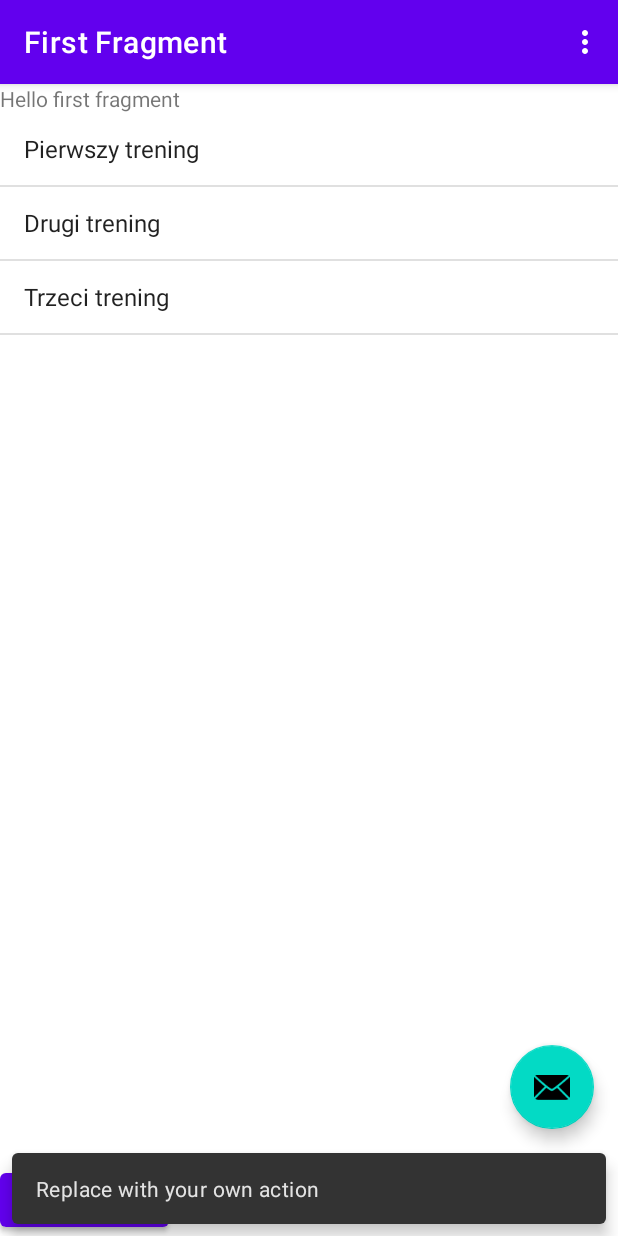
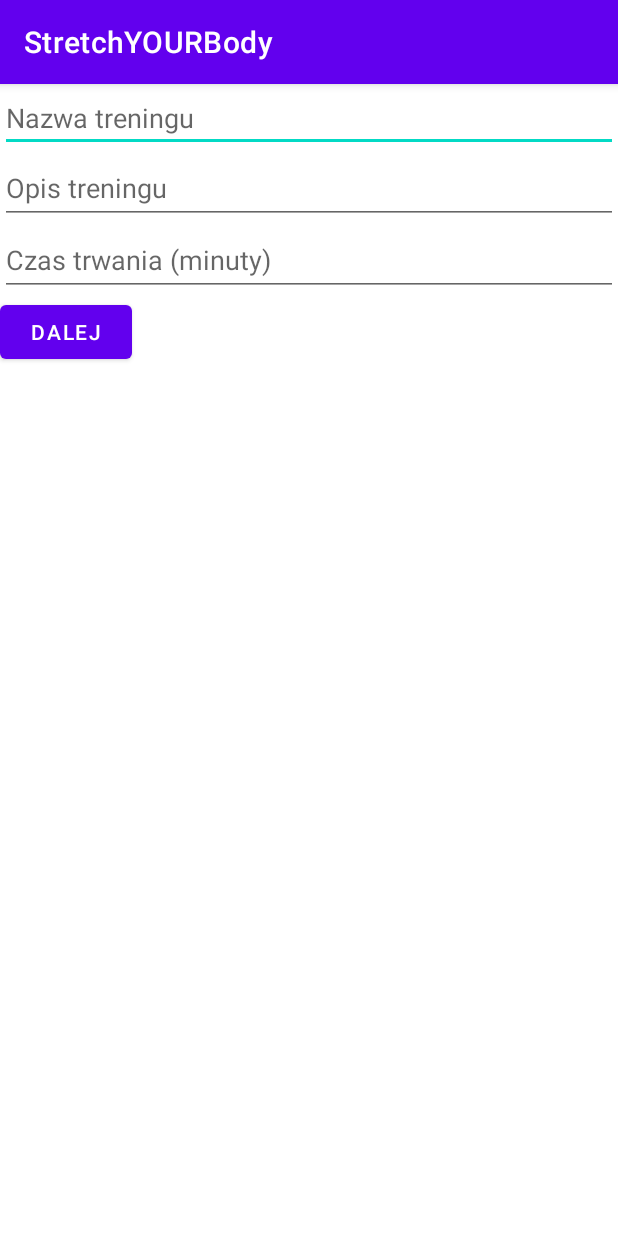
Before and after one commit to buchwaldagata/StretchYOURBody, an Android app: the MainActivity screen opened directly, with no data from a screen before it, after a tap on "Hello first fragment", on a phone screen of 412 x 824 dp. Run offline under Robolectric (Android 15) with nearby library versions, the phone set to English and light mode, and no system bars; our stand-ins replace navigation-ui.

Commit message:
Dodawanie treningu

```diff
--- a/app/src/main/AndroidManifest.xml
+++ b/app/src/main/AndroidManifest.xml
@@ -27,6 +27,12 @@
             android:name=".TrainingStartActivity"
             android:exported="false" />
         <activity
+            android:name=".AddTrainingActivity"
+            android:exported="false" />
+        <activity
+            android:name=".AddExercisesToTrainingActivity"
+            android:exported="false" />
+        <activity
             android:name=".MainActivity"
             android:exported="true"
             android:label="@string/app_name"
--- /dev/null
+++ b/app/src/main/java/com/example/stretchyourbody/AddTrainingActivity.kt
@@ -0,0 +1,42 @@
+package com.example.stretchyourbody
+
+import androidx.appcompat.app.AppCompatActivity
+
+import android.content.Intent
+import android.os.Bundle
+import android.widget.Button
+import android.widget.EditText
+
+
+class AddTrainingActivity : AppCompatActivity() {
+
+    private lateinit var editTextName: EditText
+    private lateinit var editTextDescription: EditText
+    private lateinit var editTextDuration: EditText
+
+    override fun onCreate(savedInstanceState: Bundle?) {
+        super.onCreate(savedInstanceState)
+        setContentView(R.layout.activity_add_training)
+
+        editTextName = findViewById(R.id.editTextName)
+        editTextDescription = findViewById(R.id.editTextDescription)
+        editTextDuration = findViewById(R.id.editTextDuration)
+
+        val buttonNext = findViewById<Button>(R.id.buttonNext)
+        buttonNext.setOnClickListener {
+            openAddExercisesActivity()
+        }
+    }
+
+    private fun openAddExercisesActivity() {
+        val name = editTextName.text.toString()
+        val description = editTextDescription.text.toString()
+        val duration = editTextDuration.text.toString().toInt()
+
+        val intent = Intent(this, AddExercisesToTrainingActivity::class.java)
+        intent.putExtra("name", name)
+        intent.putExtra("description", description)
+        intent.putExtra("duration", duration)
+        startActivity(intent)
+    }
+}
--- a/app/src/main/java/com/example/stretchyourbody/ExerciseActivity.kt
+++ b/app/src/main/java/com/example/stretchyourbody/ExerciseActivity.kt
@@ -17,6 +17,7 @@ class ExerciseActivity : AppCompatActivity() {
     lateinit var trainingName: String
     lateinit var exercises: MutableList<Exercise>
     var index by Delegates.notNull<Int>()
+
 
     private val imageView:ImageView
         get() = findViewById(R.id.exercise_image)
--- a/app/src/main/java/com/example/stretchyourbody/MainActivity.kt
+++ b/app/src/main/java/com/example/stretchyourbody/MainActivity.kt
@@ -1,5 +1,6 @@
 package com.example.stretchyourbody
 
+import android.content.Intent
 import android.os.Bundle
 import com.google.android.material.snackbar.Snackbar
 import androidx.appcompat.app.AppCompatActivity
@@ -10,11 +11,14 @@ import androidx.navigation.ui.setupActionBarWithNavController
 import android.view.Menu
 import android.view.MenuItem
 import com.example.stretchyourbody.databinding.ActivityMainBinding
+import com.google.android.material.floatingactionbutton.FloatingActionButton
 
 class MainActivity : AppCompatActivity() {
 
-    private lateinit var appBarConfiguration: AppBarConfiguration
     private lateinit var binding: ActivityMainBinding
+
+    private val addButton: FloatingActionButton
+        get() = findViewById(R.id.add_button)
 
     override fun onCreate(savedInstanceState: Bundle?) {
         super.onCreate(savedInstanceState)
@@ -24,35 +28,25 @@ class MainActivity : AppCompatActivity() {
 
         setSupportActionBar(binding.toolbar)
 
-        val navController = findNavController(R.id.nav_host_fragment_content_main)
-        appBarConfiguration = AppBarConfiguration(navController.graph)
-        setupActionBarWithNavController(navController, appBarConfiguration)
+        addButton.setOnClickListener {
+            val intent = Intent(this, AddTrainingActivity::class.java)
+            startActivity(intent)
+        }
 
-        binding.fab.setOnClickListener { view ->
-            Snackbar.make(view, "Replace with your own action", Snackbar.LENGTH_LONG)
-                .setAction("Action", null).show()
-        }
     }
 
     override fun onCreateOptionsMenu(menu: Menu): Boolean {
-        // Inflate the menu; this adds items to the action bar if it is present.
         menuInflater.inflate(R.menu.menu_main, menu)
         return true
     }
 
     override fun onOptionsItemSelected(item: MenuItem): Boolean {
-        // Handle action bar item clicks here. The action bar will
-        // automatically handle clicks on the Home/Up button, so long
-        // as you specify a parent activity in AndroidManifest.xml.
         return when (item.itemId) {
             R.id.action_settings -> true
             else -> super.onOptionsItemSelected(item)
         }
     }
 
-    override fun onSupportNavigateUp(): Boolean {
-        val navController = findNavController(R.id.nav_host_fragment_content_main)
-        return navController.navigateUp(appBarConfiguration)
-                || super.onSupportNavigateUp()
-    }
+
+
 }
--- a/app/src/main/java/com/example/stretchyourbody/MenuFragment.kt
+++ b/app/src/main/java/com/example/stretchyourbody/MenuFragment.kt
@@ -6,40 +6,40 @@ import android.view.LayoutInflater
 import android.view.View
 import android.view.ViewGroup
 import androidx.navigation.fragment.findNavController
-import com.example.stretchyourbody.databinding.FragmentFirstBinding
+//import com.example.stretchyourbody.databinding.FragmentFirstBinding
 
 /**
  * A simple [Fragment] subclass as the default destination in the navigation.
  */
 class MenuFragment : Fragment() {
 
-    private var _binding: FragmentFirstBinding? = null
-
-    // This property is only valid between onCreateView and
-    // onDestroyView.
-    private val binding get() = _binding!!
-
-    override fun onCreateView(
-        inflater: LayoutInflater, container: ViewGroup?,
-        savedInstanceState: Bundle?
-    ): View? {
-//        return null
-
-        _binding = FragmentFirstBinding.inflate(inflater, container, false)
-        return binding.root
-
-    }
-
-    override fun onViewCreated(view: View, savedInstanceState: Bundle?) {
-        super.onViewCreated(view, savedInstanceState)
-
-        binding.buttonFirst.setOnClickListener {
-            findNavController().navigate(R.id.action_FirstFragment_to_SecondFragment)
-        }
-    }
-
-    override fun onDestroyView() {
-        super.onDestroyView()
-        _binding = null
-    }
+////    private var _binding: FragmentFirstBinding? = null
+//
+//    // This property is only valid between onCreateView and
+//    // onDestroyView.
+//    private val binding get() = _binding!!
+//
+//    override fun onCreateView(
+//        inflater: LayoutInflater, container: ViewGroup?,
+//        savedInstanceState: Bundle?
+//    ): View? {
+////        return null
+//
+//        _binding = FragmentFirstBinding.inflate(inflater, container, false)
+//        return binding.root
+//
+//    }
+//
+//    override fun onViewCreated(view: View, savedInstanceState: Bundle?) {
+//        super.onViewCreated(view, savedInstanceState)
+//
+//        binding.buttonFirst.setOnClickListener {
+//            findNavController().navigate(R.id.action_FirstFragment_to_SecondFragment)
+//        }
+//    }
+//
+//    override fun onDestroyView() {
+//        super.onDestroyView()
+//        _binding = null
+//    }
 }
--- a/app/src/main/java/com/example/stretchyourbody/TrainingStartActivity.kt
+++ b/app/src/main/java/com/example/stretchyourbody/TrainingStartActivity.kt
@@ -57,9 +57,6 @@ class TrainingStartActivity : AppCompatActivity() {
 
         startButton.setOnClickListener {
             Log.i("AAA", training.getTitle())
-//            val intent = Intent(this, TrainingActivity::class.java)
-//            intent.putExtra("trainingName", training.getTitle())
-//            startActivity(intent)
             val intent = Intent(this, ExerciseActivity::class.java)
             intent.putExtra("trainingName", training.getTitle())
             intent.putExtra("exerciseIndex", "0")
--- /dev/null
+++ b/app/src/main/res/layout/activity_add_training.xml
@@ -0,0 +1,33 @@
+<?xml version="1.0" encoding="utf-8"?>
+<LinearLayout xmlns:android="http://schemas.android.com/apk/res/android"
+    android:layout_width="match_parent"
+    android:layout_height="match_parent"
+    android:orientation="vertical">
+
+    <EditText
+        android:id="@+id/editTextName"
+        android:layout_width="match_parent"
+        android:layout_height="wrap_content"
+        android:hint="Nazwa treningu" />
+
+    <EditText
+        android:id="@+id/editTextDescription"
+        android:layout_width="match_parent"
+        android:layout_height="wrap_content"
+        android:hint="Opis treningu"
+        android:minHeight="48dp" />
+
+    <EditText
+        android:id="@+id/editTextDuration"
+        android:layout_width="match_parent"
+        android:layout_height="wrap_content"
+        android:hint="Czas trwania (minuty)"
+        android:minHeight="48dp" />
+
+    <Button
+        android:id="@+id/buttonNext"
+        android:layout_width="wrap_content"
+        android:layout_height="wrap_content"
+        android:text="Dalej" />
+
+</LinearLayout>
--- a/app/src/main/res/layout/activity_main.xml
+++ b/app/src/main/res/layout/activity_main.xml
@@ -23,13 +23,15 @@
     <include layout="@layout/content_main" />
 
     <com.google.android.material.floatingactionbutton.FloatingActionButton
-        android:id="@+id/fab"
+        android:id="@+id/add_button"
         android:layout_width="wrap_content"
         android:layout_height="wrap_content"
         android:layout_gravity="bottom|end"
         android:layout_marginEnd="@dimen/fab_margin"
         android:layout_marginBottom="16dp"
         android:contentDescription="@string/hello_first_fragment"
-        app:srcCompat="@android:drawable/ic_dialog_email" />
+        android:minWidth="48dp"
+        android:minHeight="48dp"
+        app:srcCompat="@drawable/plus_img" />
 
 </androidx.coordinatorlayout.widget.CoordinatorLayout>
--- a/app/src/main/res/layout/content_main.xml
+++ b/app/src/main/res/layout/content_main.xml
@@ -1,19 +1,21 @@
 <?xml version="1.0" encoding="utf-8"?>
 <androidx.constraintlayout.widget.ConstraintLayout xmlns:android="http://schemas.android.com/apk/res/android"
     xmlns:app="http://schemas.android.com/apk/res-auto"
+    xmlns:tools="http://schemas.android.com/tools"
     android:layout_width="match_parent"
     android:layout_height="match_parent"
     app:layout_behavior="@string/appbar_scrolling_view_behavior">
 
     <fragment
-        android:id="@+id/nav_host_fragment_content_main"
-        android:name="androidx.navigation.fragment.NavHostFragment"
+        android:id="@+id/list_frag"
+        android:name="com.example.stretchyourbody.TrainingListFragment"
         android:layout_width="0dp"
-        android:layout_height="0dp"
-        app:defaultNavHost="true"
+        android:layout_height="match_parent"
+        android:layout_weight="2"
         app:layout_constraintBottom_toBottomOf="parent"
-        app:layout_constraintLeft_toLeftOf="parent"
-        app:layout_constraintRight_toRightOf="parent"
+        app:layout_constraintEnd_toEndOf="parent"
+        app:layout_constraintStart_toStartOf="parent"
         app:layout_constraintTop_toTopOf="parent"
-        app:navGraph="@navigation/nav_graph" />
+        tools:layout="@layout/fragment_training_list_list" />
+
 </androidx.constraintlayout.widget.ConstraintLayout>
--- a/app/src/main/res/layout/fragment_first.xml
+++ /dev/null
@@ -1,47 +0,0 @@
-<?xml version="1.0" encoding="utf-8"?>
-<androidx.constraintlayout.widget.ConstraintLayout xmlns:android="http://schemas.android.com/apk/res/android"
-    xmlns:app="http://schemas.android.com/apk/res-auto"
-    xmlns:tools="http://schemas.android.com/tools"
-    android:layout_width="match_parent"
-    android:layout_height="match_parent"
-    android:orientation="horizontal"
-    tools:context=".MenuFragment">
-
-    <LinearLayout
-        android:layout_width="match_parent"
-        android:layout_height="match_parent"
-        android:orientation="vertical"
-        tools:context=".MainActivity">
-
-        <TextView
-            android:id="@+id/textview_first"
-            android:layout_width="wrap_content"
-            android:layout_height="wrap_content"
-            android:text="@string/hello_first_fragment"
-            app:layout_constraintBottom_toTopOf="@id/button_first"
-            app:layout_constraintEnd_toEndOf="parent"
-            app:layout_constraintStart_toStartOf="parent"
-            app:layout_constraintTop_toTopOf="parent" />
-
-        <fragment
-            android:name="com.example.stretchyourbody.TrainingListFragment"
-            android:id="@+id/list_frag"
-            android:layout_width="match_parent"
-            android:layout_weight="2"
-            android:layout_height="wrap_content"
-            tools:layout="@layout/fragment_training_list_list" />
-
-        <Button
-            android:id="@+id/button_first"
-            android:layout_width="wrap_content"
-            android:layout_height="wrap_content"
-            android:text="@string/next"
-            app:layout_constraintBottom_toBottomOf="parent"
-            app:layout_constraintEnd_toEndOf="parent"
-            app:layout_constraintStart_toStartOf="parent"
-            app:layout_constraintTop_toBottomOf="@id/textview_first" />
-
-    </LinearLayout>
-
-
-</androidx.constraintlayout.widget.ConstraintLayout>
--- a/app/src/main/res/navigation/nav_graph.xml
+++ /dev/null
@@ -1,28 +0,0 @@
-<?xml version="1.0" encoding="utf-8"?>
-<navigation xmlns:android="http://schemas.android.com/apk/res/android"
-    xmlns:app="http://schemas.android.com/apk/res-auto"
-    xmlns:tools="http://schemas.android.com/tools"
-    android:id="@+id/nav_graph"
-    app:startDestination="@id/FirstFragment">
-
-    <fragment
-        android:id="@+id/FirstFragment"
-        android:name="com.example.stretchyourbody.MenuFragment"
-        android:label="@string/first_fragment_label"
-        tools:layout="@layout/fragment_first">
-
-        <action
-            android:id="@+id/action_FirstFragment_to_SecondFragment"
-            app:destination="@id/SecondFragment" />
-    </fragment>
-    <fragment
-        android:id="@+id/SecondFragment"
-        android:name="com.example.stretchyourbody.SecondFragment"
-        android:label="@string/second_fragment_label"
-        tools:layout="@layout/fragment_second">
-
-        <action
-            android:id="@+id/action_SecondFragment_to_FirstFragment"
-            app:destination="@id/FirstFragment" />
-    </fragment>
-</navigation>
--- a/app/src/main/res/values/strings.xml
+++ b/app/src/main/res/values/strings.xml
@@ -17,4 +17,6 @@
     <string name="stoper_start">Start</string>
     <string name="stoper_stop">Pauza</string>
     <string name="stoper_reset">Reset</string>
+
+    <string name="select_exercise">Wybierz ćwiczenie</string>
 </resources>
```
Also changed, not shown: app/src/main/java/com/example/stretchyourbody/AddExercisesToTrainingActivity.kt (added, +109 -0 lines), app/src/main/java/com/example/stretchyourbody/ExercisesList.kt (added, +29 -0 lines), app/src/main/java/com/example/stretchyourbody/SecondFragment.kt (deleted, +0 -44 lines), app/src/main/res/layout/activity_add_exercises_to_training.xml (added, +66 -0 lines), app/src/main/res/layout/fragment_add_exercises_to_training.xml (added, +66 -0 lines), app/src/main/res/layout/fragment_second.xml (deleted, +0 -27 lines), app/src/main/res/navigation/nav_graph2.xml (deleted, +0 -28 lines), app/src/main/res/drawable/plus_img.png (added).
